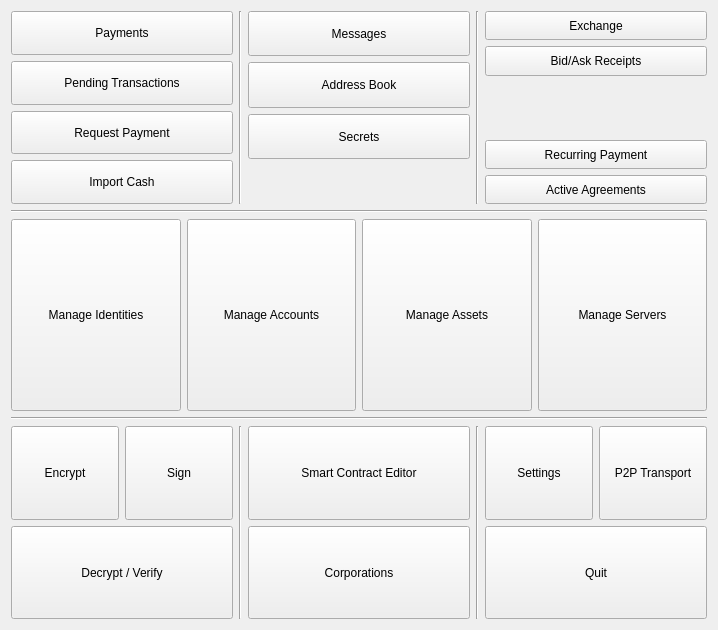
Qt form src/gui/ui/dlgmenu.ui (Open-Transactions/Moneychanger) before a commit.
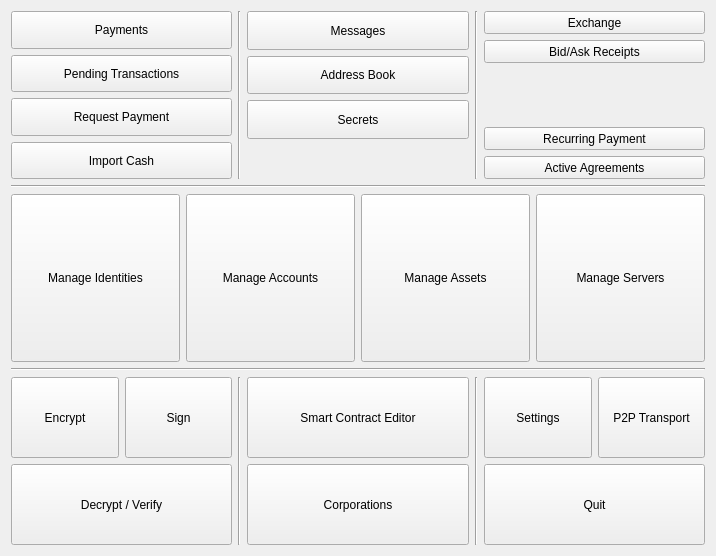
The same form after that commit. Icons and pictures are not drawn.

```diff
--- a/src/gui/ui/dlgmenu.ui
+++ b/src/gui/ui/dlgmenu.ui
@@ -6,8 +6,8 @@
    <rect>
     <x>0</x>
     <y>0</y>
-    <width>718</width>
-    <height>630</height>
+    <width>716</width>
+    <height>556</height>
    </rect>
   </property>
   <property name="windowTitle">
@@ -61,8 +61,8 @@
          </property>
          <property name="iconSize">
           <size>
-           <width>64</width>
-           <height>64</height>
+           <width>48</width>
+           <height>48</height>
           </size>
          </property>
          <property name="toolButtonStyle">
@@ -320,8 +320,8 @@
          </property>
          <property name="iconSize">
           <size>
-           <width>64</width>
-           <height>64</height>
+           <width>48</width>
+           <height>48</height>
           </size>
          </property>
          <property name="toolButtonStyle">
@@ -600,6 +600,13 @@
          <property name="text">
           <string>Smart Contract Editor</string>
          </property>
+         <property name="icon">
+          <iconset resource="../resource.qrc">
+           <normaloff>:/icons/icons/smart_contract_64.png</normaloff>:/icons/icons/smart_contract_64.png</iconset>
+         </property>
+         <property name="toolButtonStyle">
+          <enum>Qt::ToolButtonTextBesideIcon</enum>
+         </property>
         </widget>
        </item>
        <item>
```
Left out of the diff: 4 changed lines with no effect on the pictures.
